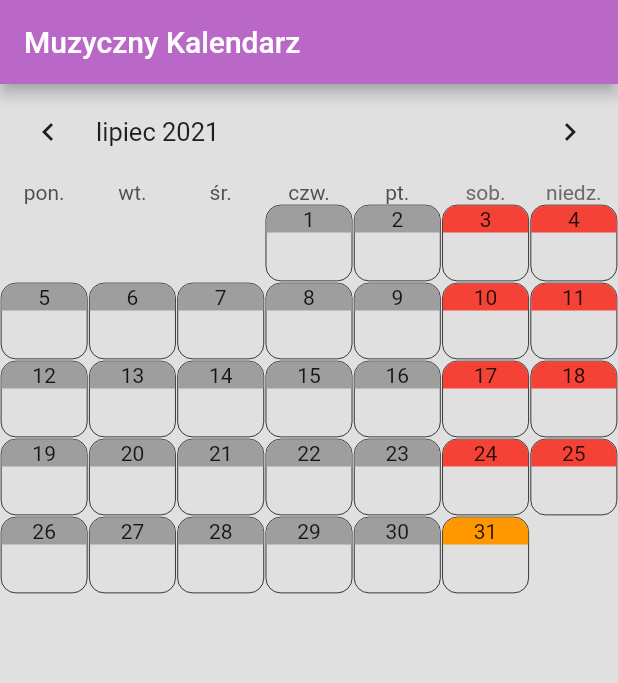
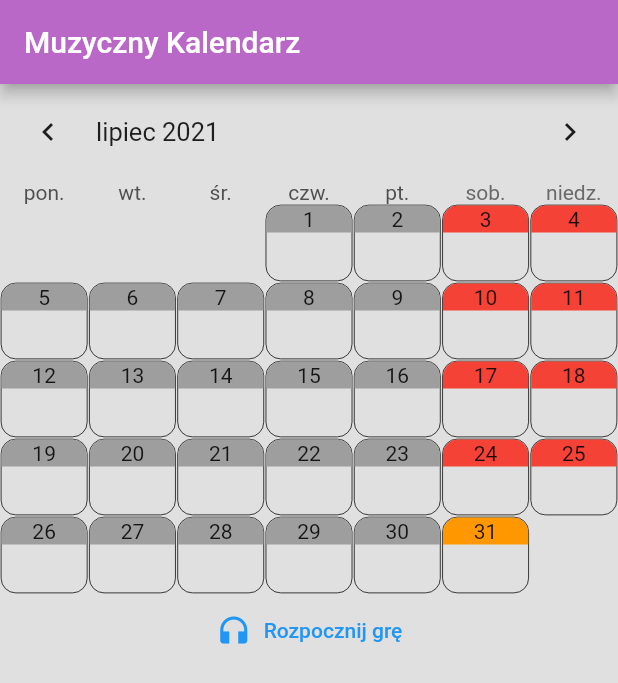
Before and after one commit to Michal-Szkoda-91/music_callendar, a Flutter app: the screen it shows after launch, on a phone screen of 412 x 824 dp. Shown: the top 683 px of the screen. Run offline on Flutter 3.47's test engine with Material 2 defaults, Android fonts, the phone set to English and light mode, and no system bars; drawn by our look-alikes of table_calendar.

Commit message:
utworzono przycisk dodawania eventu

```diff
--- a/lib/screens/main_page_screen.dart
+++ b/lib/screens/main_page_screen.dart
@@ -1,6 +1,4 @@
 import 'package:flutter/material.dart';
-import 'package:music_callendar/models/option_models.dart';
-import 'package:shared_preferences/shared_preferences.dart';
 
 import '../widgets/table_callendar.dart';
 
@@ -12,16 +10,6 @@ class MainPage extends StatefulWidget {
 }
 
 class _MainPageState extends State<MainPage> {
-  Option _option = new Option();
-  late String firstDay;
-
-  Future<void> _getData() async {
-    SharedPreferences prefs = await SharedPreferences.getInstance();
-    _option
-        .createFirstDay()
-        .then((value) => firstDay = prefs.getString('firstDay')!);
-  }
-
   @override
   Widget build(BuildContext context) {
     return SafeArea(
@@ -36,24 +24,8 @@ class _MainPageState extends State<MainPage> {
           backgroundColor: Theme.of(context).accentColor,
         ),
         backgroundColor: Theme.of(context).primaryColor,
-        body: FutureBuilder(
-          future: _getData(),
-          builder: (BuildContext context, AsyncSnapshot<void> snap) {
-            switch (snap.connectionState) {
-              case ConnectionState.waiting:
-                return Text('Loading....');
-              default:
-                return Center(
-                  child: Column(
-                    children: [
-                      CustomTableCalendar(
-                        firstDay: firstDay,
-                      ),
-                    ],
-                  ),
-                );
-            }
-          },
+        body: Center(
+          child: CustomTableCalendar(),
         ),
       ),
     );
--- a/lib/widgets/table_callendar.dart
+++ b/lib/widgets/table_callendar.dart
@@ -7,8 +7,7 @@ import '../builders/selected_day_builder.dart';
 import '../builders/today_builder.dart';
 
 class CustomTableCalendar extends StatefulWidget {
-  CustomTableCalendar({Key? key, required this.firstDay}) : super(key: key);
-  final String firstDay;
+  CustomTableCalendar({Key? key}) : super(key: key);
 
   @override
   _CustomTableCalendarState createState() => _CustomTableCalendarState();
@@ -17,12 +16,13 @@ class CustomTableCalendar extends StatefulWidget {
 class _CustomTableCalendarState extends State<CustomTableCalendar> {
   DateTime _selectedDay = DateTime.now();
   DateTime _focusedDay = DateTime.now();
-  late DateTime _startDate;
 
   @override
   Widget build(BuildContext context) {
-    _startDate = DateTime.parse(widget.firstDay);
-    return TableCalendar(
+    return Column(
+      children: [
+        TableCalendar(
+          availableGestures: AvailableGestures.horizontalSwipe,
           locale: 'pl_PL',
           calendarFormat: CalendarFormat.month,
           headerStyle: HeaderStyle(
@@ -64,6 +64,13 @@ class _CustomTableCalendarState extends State<CustomTableCalendar> {
               return DefaultBuilder(day: day);
             },
           ),
+        ),
+        TextButton.icon(
+          onPressed: () {},
+          icon: Icon(Icons.headphones),
+          label: Text("Rozpocznij grę"),
+        ),
+      ],
     );
   }
 }
```
Also changed, not shown: lib/models/option_models.dart (deleted, +0 -18 lines). Lines whose indentation alone changed are shown as unchanged.
